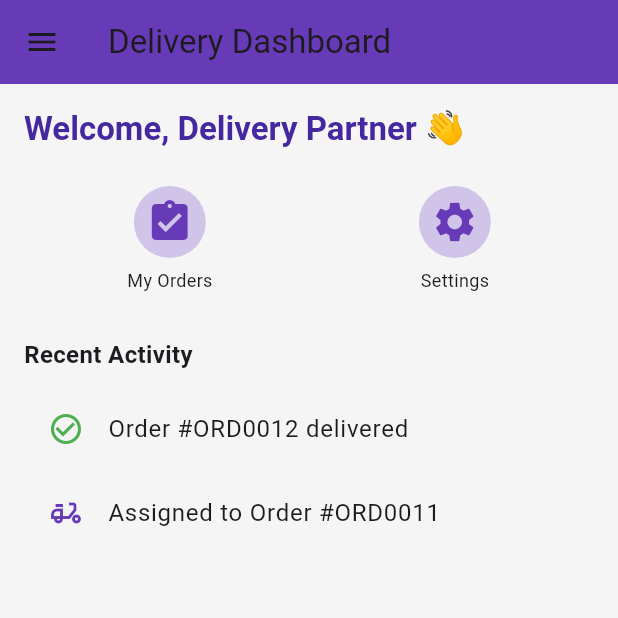
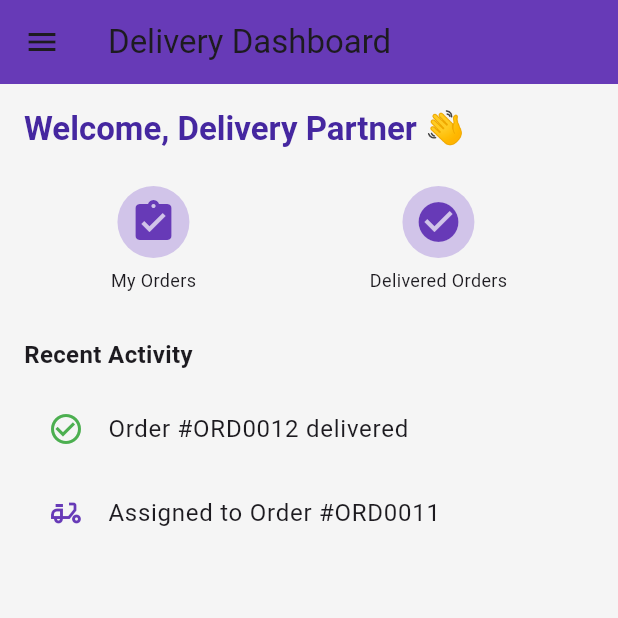
Before and after one commit to dawudasasfeh/smart-supply-app, a Flutter app: the DeliveryDashboard screen opened by its route, on a phone screen of 412 x 824 dp, the top half of it. Run offline on Flutter 3.47's test engine with Material 3 defaults, Android fonts, the phone set to English and light mode, and no system bars; our stand-ins replace qr_flutter, shared_preferences; missing offline and left inert: mobile_scanner; accounts and stored records are empty.

Commit message:
Add new files and update existing ones

```diff
--- a/lib/main.dart
+++ b/lib/main.dart
@@ -29,6 +29,7 @@ import 'screens/distributor/deliverymanagement_page.dart';
 // Delivery
 import 'screens/delivery/dashboard_page.dart';
 import 'screens/delivery/assignedorders_page.dart';
+import 'screens/delivery/deliveredorders_page.dart';
 import 'screens/delivery/profile_page.dart';
 
 // Common
@@ -116,6 +117,8 @@ class SupplyChainApp extends StatelessWidget {
             return MaterialPageRoute(builder: (_) => const DeliveryDashboard());
           case '/assignedOrders':
             return MaterialPageRoute(builder: (_) => const AssignedOrdersPage());
+          case '/deliveredOrders':
+            return MaterialPageRoute(builder: (_) => const DeliveredOrdersPage());
           case '/deliveryProfile':
             return MaterialPageRoute(builder: (_) => const DeliveryProfilePage());
 
--- a/lib/screens/Delivery/DashBoard_Page.dart
+++ b/lib/screens/Delivery/DashBoard_Page.dart
@@ -38,19 +38,20 @@ class DeliveryDashboard extends StatelessWidget {
               },
             ),
             ListTile(
+              leading: const Icon(Icons.check_circle),
+              title: const Text('Delivered Orders'),
+              onTap: () {
+                Navigator.pushNamed(context, '/deliveredOrders');
+              },
+            ),
+            ListTile(
               leading: const Icon(Icons.settings),
               title: const Text('Settings'),
               onTap: () {
                 Navigator.pushNamed(context, '/settings');
               },
             ),
-            ListTile(
-              leading: const Icon(Icons.logout),
-              title: const Text('Logout'),
-              onTap: () {
-                Navigator.pushNamedAndRemoveUntil(context, '/', (route) => false);
-              },
-            ),
+
           ],
         ),
       ),
@@ -80,9 +81,9 @@ class DeliveryDashboard extends StatelessWidget {
                 ),
                 _dashboardButton(
                   context,
-                  icon: Icons.settings,
-                  label: 'Settings',
-                  onTap: () => Navigator.pushNamed(context, '/settings'),
+                  icon: Icons.check_circle,
+                  label: 'Delivered Orders',
+                  onTap: () => Navigator.pushNamed(context, '/deliveredOrders'),
                 ),
               ],
             ),
```
Also changed, not shown: lib/screens/Delivery/AssignedOrders_Page.dart (+10 -8 lines), lib/screens/Delivery/deliveredorders_page.dart (added, +61 -0 lines).
